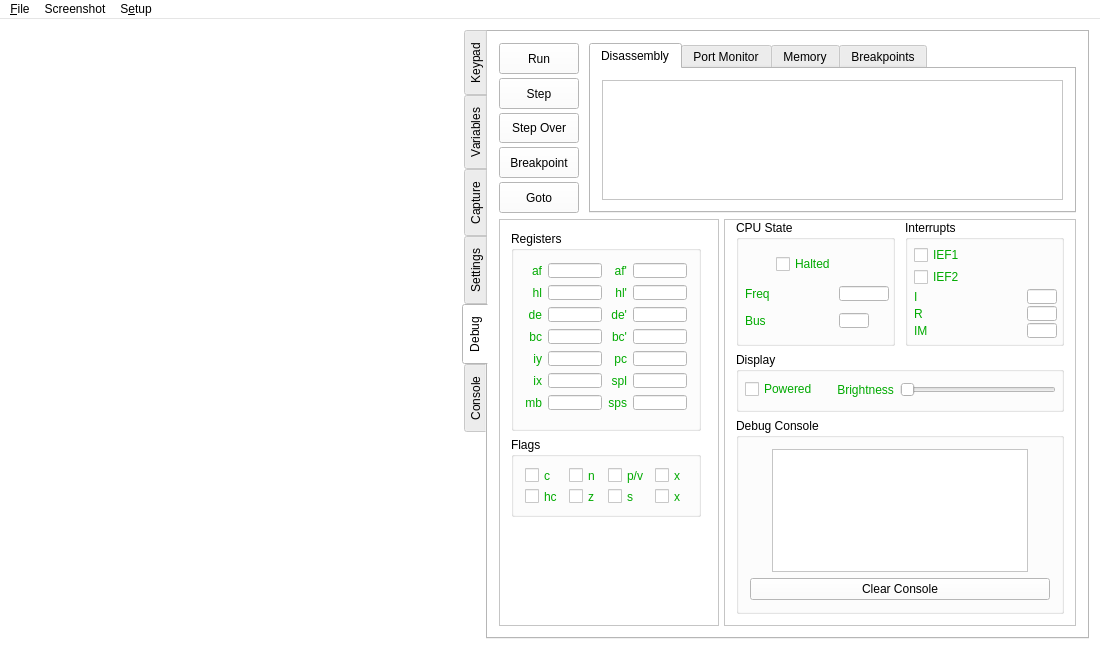
Before: the Qt Designer form mainwindow.ui in CE-Programming/CEmu, drawn with Qt 5.
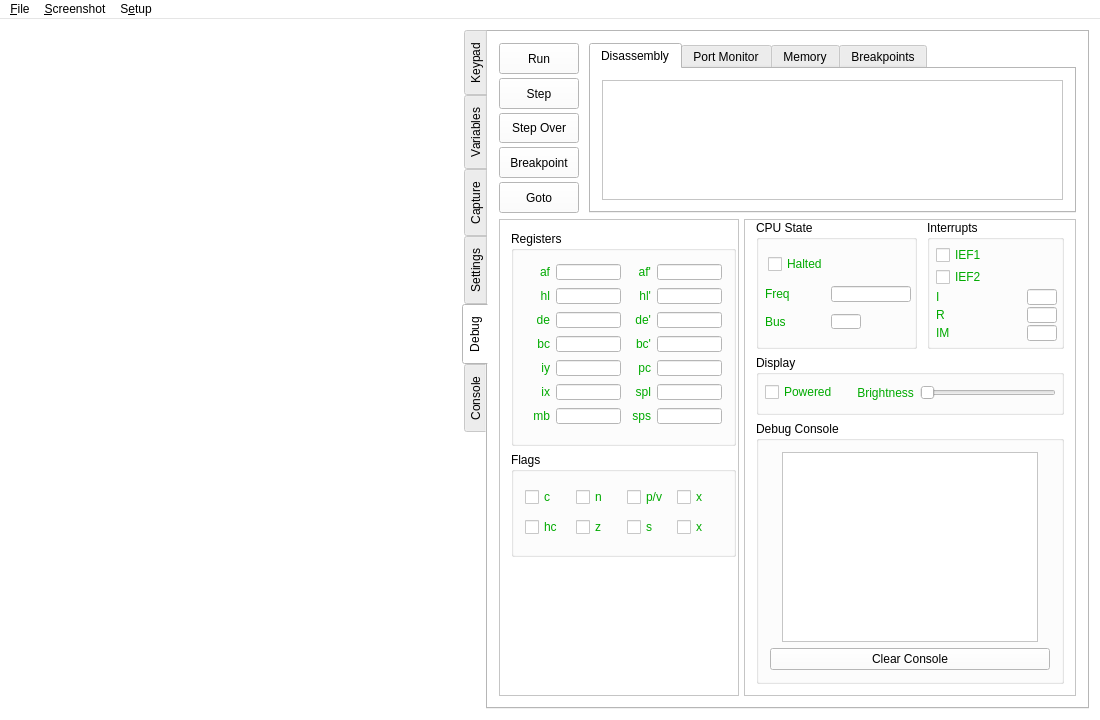
After: the same form once the commit is applied. Icons and pictures are not drawn. Custom widgets are drawn as their Qt base class.

Commit message: Adjust the UI for fewer cut characters.

Diff of the .ui file:
```diff
--- a/mainwindow.ui
+++ b/mainwindow.ui
@@ -7,7 +7,7 @@
     <x>0</x>
     <y>0</y>
     <width>1100</width>
-    <height>650</height>
+    <height>720</height>
    </rect>
   </property>
   <property name="sizePolicy">
@@ -840,7 +840,7 @@
             </property>
             <property name="maximumSize">
              <size>
-              <width>220</width>
+              <width>240</width>
               <height>16777215</height>
              </size>
             </property>
@@ -861,8 +861,8 @@
               <rect>
                <x>0</x>
                <y>0</y>
-               <width>218</width>
-               <height>389</height>
+               <width>237</width>
+               <height>444</height>
               </rect>
              </property>
              <property name="sizePolicy">
@@ -882,13 +882,13 @@
                 </property>
                 <property name="minimumSize">
                  <size>
-                  <width>190</width>
-                  <height>200</height>
+                  <width>225</width>
+                  <height>215</height>
                  </size>
                 </property>
                 <property name="maximumSize">
                  <size>
-                  <width>190</width>
+                  <width>225</width>
                   <height>16777215</height>
                  </size>
                 </property>
@@ -949,14 +949,14 @@
                    </property>
                    <property name="minimumSize">
                     <size>
-                     <width>0</width>
-                     <height>15</height>
+                     <width>65</width>
+                     <height>16</height>
                     </size>
                    </property>
                    <property name="maximumSize">
                     <size>
-                     <width>55</width>
-                     <height>15</height>
+                     <width>65</width>
+                     <height>16</height>
                     </size>
                    </property>
                    <property name="font">
@@ -982,7 +982,7 @@
                    </property>
                    <property name="maximumSize">
                     <size>
-                     <width>21</width>
+                     <width>25</width>
                      <height>16777215</height>
                     </size>
                    </property>
@@ -1041,14 +1041,14 @@
                    </property>
                    <property name="minimumSize">
                     <size>
-                     <width>0</width>
-                     <height>15</height>
+                     <width>65</width>
+                     <height>16</height>
                     </size>
                    </property>
                    <property name="maximumSize">
                     <size>
-                     <width>55</width>
-                     <height>15</height>
+                     <width>65</width>
+                     <height>16</height>
                     </size>
                    </property>
                    <property name="font">
@@ -1077,14 +1077,14 @@
                    </property>
                    <property name="minimumSize">
                     <size>
-                     <width>0</width>
-                     <height>15</height>
+                     <width>65</width>
+                     <height>16</height>
                     </size>
                    </property>
                    <property name="maximumSize">
                     <size>
-                     <width>55</width>
-                     <height>15</height>
+                     <width>65</width>
+                     <height>16</height>
                     </size>
                    </property>
                    <property name="font">
@@ -1113,7 +1113,7 @@
                    </property>
                    <property name="maximumSize">
                     <size>
-                     <width>21</width>
+                     <width>25</width>
                      <height>16777215</height>
                     </size>
                    </property>
@@ -1172,7 +1172,7 @@
                    </property>
                    <property name="maximumSize">
                     <size>
-                     <width>21</width>
+                     <width>25</width>
                      <height>16777215</height>
                     </size>
                    </property>
@@ -1231,7 +1231,7 @@
                    </property>
                    <property name="maximumSize">
                     <size>
-                     <width>21</width>
+                     <width>25</width>
                      <height>16777215</height>
                     </size>
                    </property>
@@ -1290,7 +1290,7 @@
                    </property>
                    <property name="maximumSize">
                     <size>
-                     <width>21</width>
+                     <width>25</width>
                      <height>16777215</height>
                     </size>
                    </property>
@@ -1349,14 +1349,14 @@
                    </property>
                    <property name="minimumSize">
                     <size>
-                     <width>0</width>
-                     <height>15</height>
+                     <width>65</width>
+                     <height>16</height>
                     </size>
                    </property>
                    <property name="maximumSize">
                     <size>
-                     <width>55</width>
-                     <height>15</height>
+                     <width>65</width>
+                     <height>16</height>
                     </size>
                    </property>
                    <property name="font">
@@ -1385,7 +1385,7 @@
                    </property>
                    <property name="maximumSize">
                     <size>
-                     <width>21</width>
+                     <width>25</width>
                      <height>16777215</height>
                     </size>
                    </property>
@@ -1444,7 +1444,7 @@
                    </property>
                    <property name="maximumSize">
                     <size>
-                     <width>21</width>
+                     <width>25</width>
                      <height>16777215</height>
                     </size>
                    </property>
@@ -1503,14 +1503,14 @@
                    </property>
                    <property name="minimumSize">
                     <size>
-                     <width>0</width>
-                     <height>15</height>
+                     <width>65</width>
+                     <height>16</height>
                     </size>
                    </property>
                    <property name="maximumSize">
                     <size>
-                     <width>55</width>
-                     <height>15</height>
+                     <width>65</width>
+                     <height>16</height>
                     </size>
                    </property>
                    <property name="font">
@@ -1539,7 +1539,7 @@
                    </property>
                    <property name="maximumSize">
                     <size>
-                     <width>21</width>
+                     <width>25</width>
                      <height>16777215</height>
                     </size>
                    </property>
@@ -1598,14 +1598,14 @@
                    </property>
                    <property name="minimumSize">
                     <size>
-                     <width>0</width>
-                     <height>15</height>
+                     <width>65</width>
+                     <height>16</height>
                     </size>
                    </property>
                    <property name="maximumSize">
                     <size>
-                     <width>55</width>
-                     <height>15</height>
+                     <width>65</width>
+                     <height>16</height>
                     </size>
                    </property>
                    <property name="font">
@@ -1634,7 +1634,7 @@
                    </property>
                    <property name="maximumSize">
                     <size>
-                     <width>21</width>
+                     <width>25</width>
                      <height>16777215</height>
                     </size>
                    </property>
@@ -1693,14 +1693,14 @@
                    </property>
                    <property name="minimumSize">
                     <size>
-                     <width>0</width>
-                     <height>15</height>
+                     <width>65</width>
+                     <height>16</height>
                     </size>
                    </property>
                    <property name="maximumSize">
                     <size>
-                     <width>55</width>
-                     <height>15</height>
+                     <width>65</width>
+                     <height>16</height>
                     </size>
                    </property>
                    <property name="font">
@@ -1729,14 +1729,14 @@
                    </property>
                    <property name="minimumSize">
                     <size>
-                     <width>0</width>
-                     <height>15</height>
+                     <width>65</width>
+                     <height>16</height>
                     </size>
                    </property>
                    <property name="maximumSize">
                     <size>
-                     <width>55</width>
-                     <height>15</height>
+                     <width>65</width>
+                     <height>16</height>
                     </size>
                    </property>
                    <property name="font">
@@ -1765,7 +1765,7 @@
                    </property>
                    <property name="maximumSize">
                     <size>
-                     <width>21</width>
+                     <width>25</width>
                      <height>16777215</height>
                     </size>
                    </property>
@@ -1824,14 +1824,14 @@
                    </property>
                    <property name="minimumSize">
                     <size>
-                     <width>0</width>
-                     <height>15</height>
+                     <width>65</width>
+                     <height>16</height>
                     </size>
                    </property>
                    <property name="maximumSize">
                     <size>
-                     <width>55</width>
-                     <height>15</height>
+                     <width>65</width>
+                     <height>16</height>
                     </size>
                    </property>
                    <property name="font">
@@ -1860,7 +1860,7 @@
                    </property>
                    <property name="maximumSize">
                     <size>
-                     <width>21</width>
+                     <width>25</width>
                      <height>16777215</height>
                     </size>
                    </property>
@@ -1919,7 +1919,7 @@
                    </property>
                    <property name="maximumSize">
                     <size>
-                     <width>21</width>
+                     <width>25</width>
                      <height>16777215</height>
                     </size>
                    </property>
@@ -1978,7 +1978,7 @@
                    </property>
                    <property name="maximumSize">
                     <size>
-                     <width>21</width>
+                     <width>25</width>
                      <height>16777215</height>
                     </size>
                    </property>
@@ -2037,14 +2037,14 @@
                    </property>
                    <property name="minimumSize">
                     <size>
-                     <width>0</width>
-                     <height>15</height>
+                     <width>65</width>
+                     <height>16</height>
                     </size>
                    </property>
                    <property name="maximumSize">
                     <size>
-                     <width>55</width>
-                     <height>15</height>
+                     <width>65</width>
+                     <height>16</height>
                     </size>
                    </property>
                    <property name="font">
@@ -2073,14 +2073,14 @@
                    </property>
                    <property name="minimumSize">
                     <size>
-                     <width>0</width>
-                     <height>15</height>
+                     <width>65</width>
+                     <height>16</height>
                     </size>
                    </property>
                    <property name="maximumSize">
                     <size>
-                     <width>55</width>
-                     <height>15</height>
+                     <width>65</width>
+                     <height>16</height>
                     </size>
                    </property>
                    <property name="font">
@@ -2109,14 +2109,14 @@
                    </property>
                    <property name="minimumSize">
                     <size>
-                     <width>0</width>
-                     <height>15</height>
+                     <width>65</width>
+                     <height>16</height>
                     </size>
                    </property>
                    <property name="maximumSize">
                     <size>
-                     <width>55</width>
-                     <height>15</height>
+                     <width>65</width>
+                     <height>16</height>
                     </size>
                    </property>
                    <property name="font">
@@ -2145,14 +2145,14 @@
                    </property>
                    <property name="minimumSize">
                     <size>
-                     <width>0</width>
-                     <height>15</height>
+                     <width>65</width>
+                     <height>16</height>
                     </size>
                    </property>
                    <property name="maximumSize">
                     <size>
-                     <width>55</width>
-                     <height>15</height>
+                     <width>65</width>
+                     <height>16</height>
                     </size>
                    </property>
                    <property name="font">
@@ -2181,7 +2181,7 @@
                    </property>
                    <property name="maximumSize">
                     <size>
-                     <width>21</width>
+                     <width>25</width>
                      <height>16777215</height>
                     </size>
                    </property>
@@ -2240,14 +2240,14 @@
                    </property>
                    <property name="minimumSize">
                     <size>
-                     <width>0</width>
-                     <height>15</height>
+                     <width>65</width>
+                     <height>16</height>
                     </size>
                    </property>
                    <property name="maximumSize">
                     <size>
-                     <width>55</width>
-                     <height>15</height>
+                     <width>65</width>
+                     <height>16</height>
                     </size>
                    </property>
                    <property name="font">
@@ -2276,14 +2276,14 @@
                 </property>
                 <property name="minimumSize">
                  <size>
-                  <width>190</width>
-                  <height>80</height>
+                  <width>225</width>
+                  <height>105</height>
                  </size>
                 </property>
                 <property name="maximumSize">
                  <size>
-                  <width>190</width>
-                  <height>80</height>
+                  <width>225</width>
+                  <height>105</height>
                  </size>
                 </property>
                 <property name="title">
@@ -2294,7 +2294,7 @@
                 </property>
                 <layout class="QGridLayout" name="gridLayout_6">
                  <property name="horizontalSpacing">
-                  <number>-1</number>
+                  <number>6</number>
                  </property>
                  <item row="0" column="2">
                   <widget class="QCheckBox" name="checkBox_8">
@@ -2699,8 +2699,8 @@
               <rect>
                <x>0</x>
                <y>0</y>
-               <width>325</width>
-               <height>389</height>
+               <width>329</width>
+               <height>444</height>
               </rect>
              </property>
              <property name="minimumSize">
@@ -2828,13 +2828,13 @@
                      <property name="minimumSize">
                       <size>
                        <width>0</width>
-                       <height>15</height>
+                       <height>16</height>
                       </size>
                      </property>
                      <property name="maximumSize">
                       <size>
-                       <width>50</width>
-                       <height>15</height>
+                       <width>80</width>
+                       <height>16</height>
                       </size>
                      </property>
                      <property name="alignment">
@@ -3050,13 +3050,13 @@
                      <property name="minimumSize">
                       <size>
                        <width>0</width>
-                       <height>15</height>
+                       <height>16</height>
                       </size>
                      </property>
                      <property name="maximumSize">
                       <size>
                        <width>30</width>
-                       <height>15</height>
+                       <height>16</height>
                       </size>
                      </property>
                      <property name="maxLength">
@@ -3069,13 +3069,13 @@
                      <property name="minimumSize">
                       <size>
                        <width>0</width>
-                       <height>15</height>
+                       <height>16</height>
                       </size>
                      </property>
                      <property name="maximumSize">
                       <size>
                        <width>30</width>
-                       <height>15</height>
+                       <height>16</height>
                       </size>
                      </property>
                      <property name="maxLength">
@@ -3132,13 +3132,13 @@
                      <property name="minimumSize">
                       <size>
                        <width>0</width>
-                       <height>15</height>
+                       <height>16</height>
                       </size>
                      </property>
                      <property name="maximumSize">
                       <size>
                        <width>30</width>
-                       <height>15</height>
+                       <height>16</height>
                       </size>
                      </property>
                      <property name="maxLength">
@@ -3446,7 +3446,7 @@
      <x>0</x>
      <y>0</y>
      <width>1100</width>
-     <height>22</height>
+     <height>32</height>
     </rect>
    </property>
    <widget class="QMenu" name="menuFile">
@@ -3468,7 +3468,7 @@
    </widget>
    <widget class="QMenu" name="menuScreenshot">
     <property name="title">
-     <string>Screenshot</string>
+     <string>&amp;Screenshot</string>
     </property>
     <addaction name="actionScreenshot"/>
     <addaction name="actionRecord"/>
```
Left out of the diff: 102 changed lines with no effect on the pictures. The commit also changes 1 other file.
